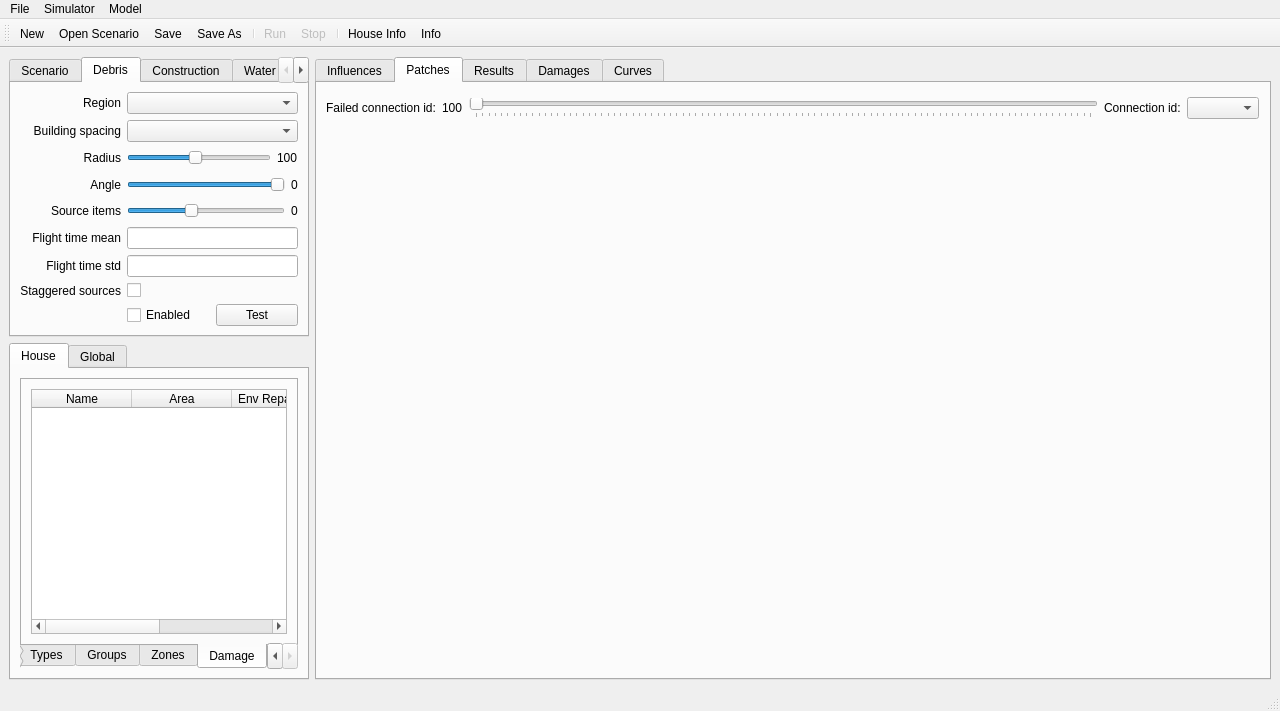
Before: the Qt Designer form vaws/gui/ui/main.ui in GeoscienceAustralia/vaws, drawn with Qt 5.
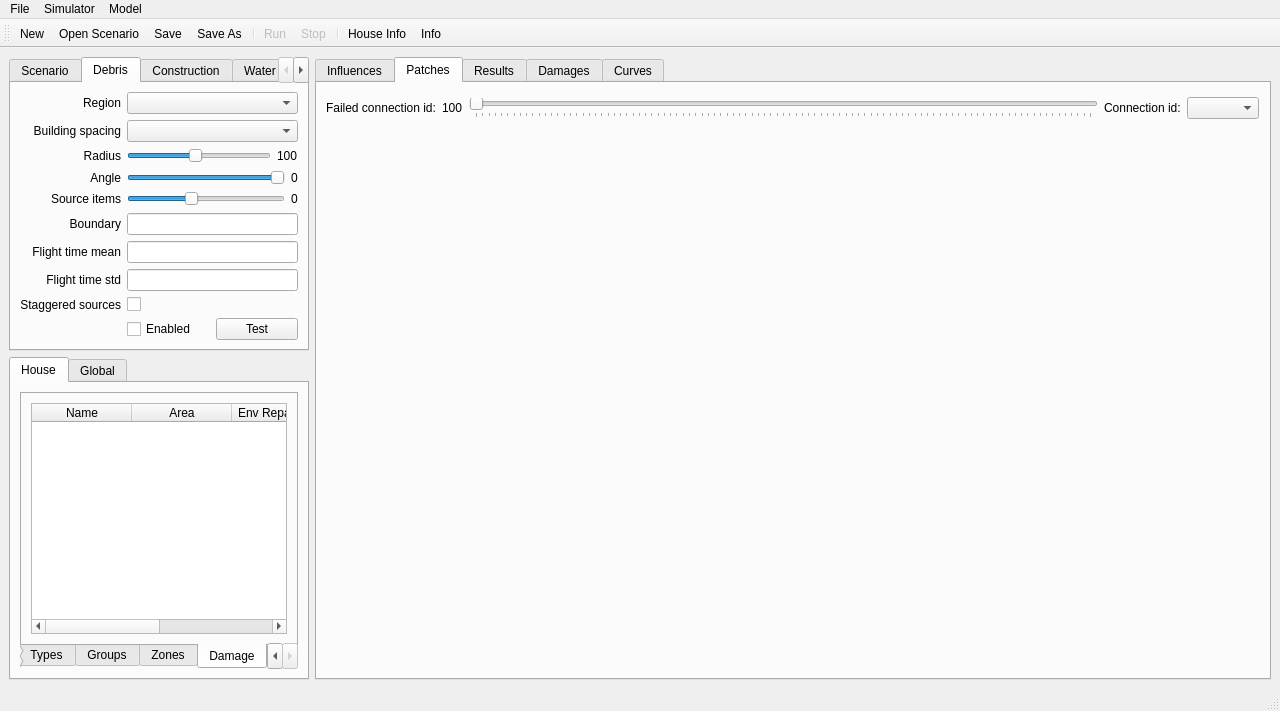
After: the same form once the commit is applied. The open tabs and pages were chosen to show the change. Icons and pictures are not drawn. Custom widgets are drawn as their Qt base class.

Diff of the .ui file:
```diff
--- a/vaws/gui/ui/main.ui
+++ b/vaws/gui/ui/main.ui
@@ -337,7 +337,7 @@
            </layout>
           </item>
           <item row="14" column="1">
-           <widget class="QLineEdit" name="flighttimeMean"/>
+           <widget class="QLineEdit" name="debrisBoundary"/>
           </item>
           <item row="10" column="1">
            <widget class="QComboBox" name="buildingSpacing"/>
@@ -355,7 +355,7 @@
           <item row="14" column="0">
            <widget class="QLabel" name="label_2">
             <property name="text">
-             <string>Flight time mean</string>
+             <string>Boundary</string>
             </property>
             <property name="alignment">
              <set>Qt::AlignRight|Qt::AlignTrailing|Qt::AlignVCenter</set>
@@ -483,6 +483,19 @@
           <item row="9" column="1">
            <widget class="QComboBox" name="debrisRegion"/>
           </item>
+          <item row="15" column="0">
+           <widget class="QLabel" name="label_5">
+            <property name="text">
+             <string>Flight time mean</string>
+            </property>
+            <property name="alignment">
+             <set>Qt::AlignRight|Qt::AlignTrailing|Qt::AlignVCenter</set>
+            </property>
+           </widget>
+          </item>
+          <item row="15" column="1">
+           <widget class="QLineEdit" name="flighttimeMean"/>
+          </item>
          </layout>
         </widget>
         <widget class="QWidget" name="construction_tab">
```
Left out of the diff: 4 changed lines with no effect on the pictures.
